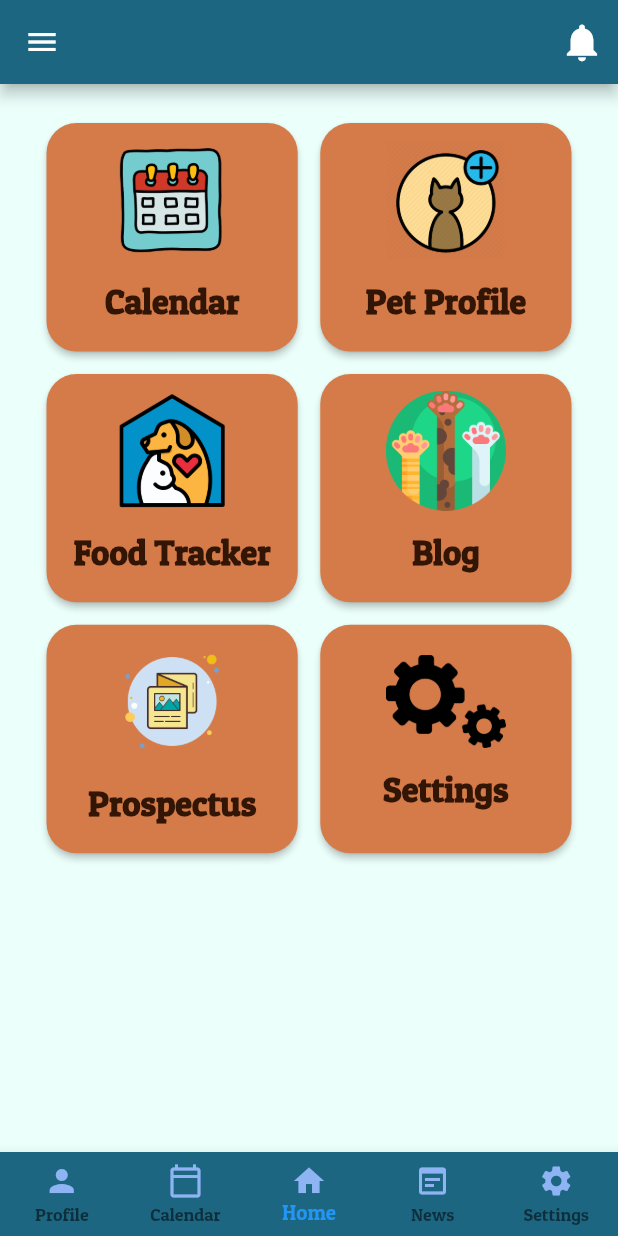
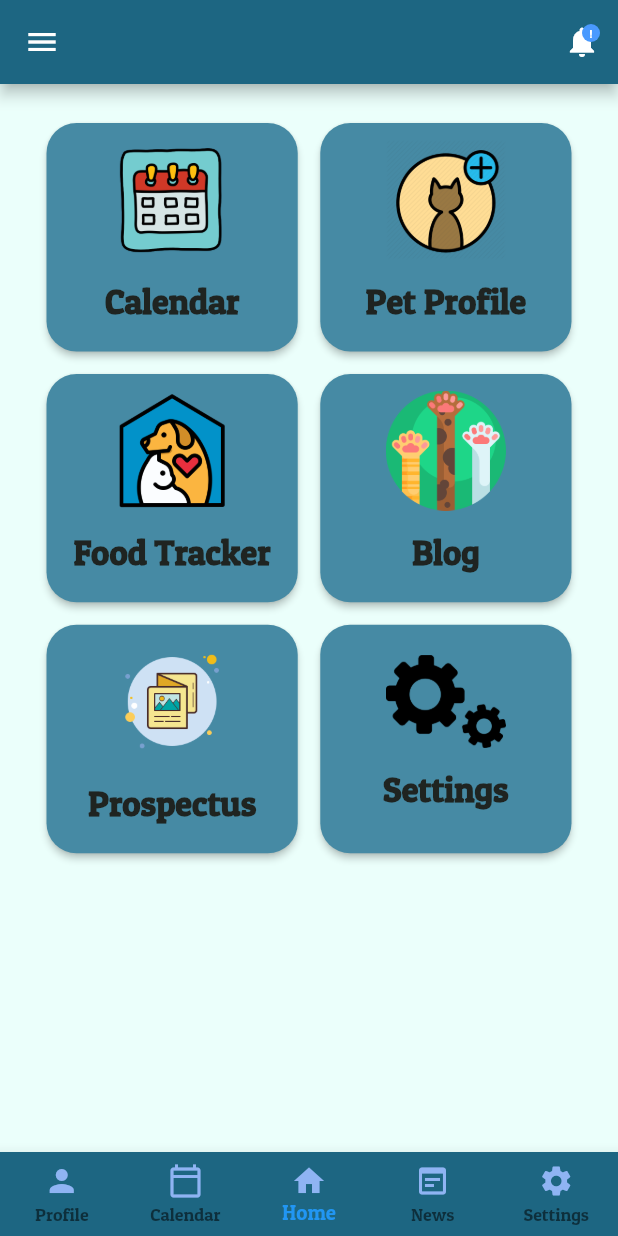
Before and after one commit to edanuroztrk/PetTracker-App, a Flutter app: the NavigationBar screen opened directly, on a phone screen of 412 x 824 dp. Run offline on Flutter 3.47's test engine with Material 2 defaults, Android fonts, the phone set to English and light mode, and no system bars; our stand-ins replace cloud_firestore, firebase_auth, firebase_core, firebase_messaging, firebase_storage, flutter_svg and 2 more; missing offline and left inert: cloud_firestore_web, firebase_auth_web, firebase_core_web, firebase_image, firebase_storage_web, google_sign_in_web and 1 more; accounts and stored records are empty; project files that could hold a hidden picture were left out.

Commit message:
notifications completed
notifications completed,added to the application.
my work done with the project.

```diff
--- a/lib/Screens/HomePage/components/NavigationBar.dart
+++ b/lib/Screens/HomePage/components/NavigationBar.dart
@@ -1,3 +1,4 @@
+
 import 'package:flutter/material.dart';
 import 'package:petTracker/Screens/Calendar/components/body.dart';
 import 'package:petTracker/Screens/HomePage/components/notificationsPage.dart';
@@ -6,7 +7,6 @@ import 'package:petTracker/Screens/PetProfile/components/body.dart';
 import 'package:petTracker/Screens/Settings/components/body.dart';
 import 'package:petTracker/Screens/homePage/components/body.dart';
 import 'package:petTracker/SideBar.dart';
-
 
 
 class NavigationBar extends StatefulWidget {
@@ -19,6 +19,7 @@ class NavigationBar extends StatefulWidget {
 
 
 class _NavigationBarState extends State<NavigationBar > {
+
 
   static const List<Widget> _widgetOptions = <Widget>[
     profileBody(),
@@ -35,7 +36,16 @@ class _NavigationBarState extends State<NavigationBar > {
 
     });
   }
-
+  // Icon(Icons.notifications,size: 30,),
+  //
+  // onPressed: (){
+  // Navigator.push(
+  // context,
+  // MaterialPageRoute(builder: (context) => notificationsPage()),
+  // );
+  //
+  //
+  // },
 
 //nothing to do in here
   @override
@@ -48,15 +58,38 @@ class _NavigationBarState extends State<NavigationBar > {
       appBar: AppBar(
         actions: <Widget>[
           IconButton(
-            icon: Icon(Icons.notifications,size: 30,),
-            //Todo notification button aktif edilmeli
+            icon: new Stack(
+              children: <Widget>[
+                new Icon(Icons.notifications),
+                new Positioned(
+                  right: 0,
+                  child: new Container(
+                    padding: EdgeInsets.all(1),
+                    decoration: new BoxDecoration(
+                      color: Color(0xFF4A9AFF),
+                      borderRadius: BorderRadius.circular(6),
+                    ),
+                    constraints: BoxConstraints(
+                      minWidth: 12,
+                      minHeight: 12,
+                    ),
+                    child: new Text(
+                      '!',
+                      style: new TextStyle(
+                        color: Colors.white,
+                        fontSize: 8,
+                      ),
+                      textAlign: TextAlign.center,
+                    ),
+                  ),
+                )
+              ],
+            ),
             onPressed: (){
-              Navigator.push(
+            Navigator.push(
                 context,
-                MaterialPageRoute(builder: (context) => notificationsPage()),
+               MaterialPageRoute(builder: (context) => notificationsPage()),
               );
-
-
             },
           ),
 
--- a/lib/Screens/HomePage/home_page.dart
+++ b/lib/Screens/HomePage/home_page.dart
@@ -1,7 +1,6 @@
 
 import 'package:flutter/material.dart';
 import 'package:petTracker/Screens/HomePage/components/NavigationBar.dart';
-
 
 
 class home_page extends StatelessWidget {
--- a/lib/Screens/News/components/body.dart
+++ b/lib/Screens/News/components/body.dart
@@ -51,7 +51,7 @@ class _newsBody extends State<newsBody> {
                 child: Padding(
                   padding: const EdgeInsets.all(8.0),
                   child: Card(
-                    color: Color(0xDFFF6000),
+                    color: Color(0xDFFFFFFF),
                     shape: RoundedRectangleBorder(
                           borderRadius: BorderRadius.circular(10)),
                     child: Container(
--- a/lib/Screens/PetProfile/components/showPetProfile.dart
+++ b/lib/Screens/PetProfile/components/showPetProfile.dart
@@ -6,9 +6,8 @@ import 'package:firebase_storage/firebase_storage.dart'; // For File Upload To F
 import 'package:flutter/material.dart';
 import 'package:image_picker/image_picker.dart'; // For Image Picker
 import 'package:path/path.dart' as Path;
-import 'package:petTracker/Screens/PetProfile/components/body.dart';
 import 'package:petTracker/Screens/PetProfile/components/loadingSplash.dart';
-import 'package:petTracker/Screens/PetProfile/pet_profile.dart';
+
 
 
 //TODO renkler düzenlenecegi icin ugrasmadım
--- a/lib/Screens/homePage/components/dashboard.dart
+++ b/lib/Screens/homePage/components/dashboard.dart
@@ -54,7 +54,7 @@ class GridDashboard extends StatelessWidget {
           mainAxisSpacing: 15,
           children: myList.map((data) {
             return RaisedButton(
-              color: Color(0xFFD57B49), //change this into another color
+              color: Color(0xff468aa4), //change this into another color
               shape: RoundedRectangleBorder(borderRadius: BorderRadius.circular(20)),
               onPressed: (){Navigator.push(context, MaterialPageRoute(builder: (context)=> data.page));},
 
@@ -72,7 +72,7 @@ class GridDashboard extends StatelessWidget {
                   ),
                   Text(
                     data.title,
-                    style: TextStyle(color:Color(0xFF321505) , fontSize: 23, fontWeight: FontWeight.w600, fontFamily: "Patua"),
+                    style: TextStyle(color:Color(0xFF1F2421) , fontSize: 23, fontWeight: FontWeight.w600, fontFamily: "Patua"),
                   ),
                   SizedBox(
                     height: 8,
--- a/lib/Screens/homePage/home_page.dart
+++ b/lib/Screens/homePage/home_page.dart
@@ -1,7 +1,6 @@
 
 import 'package:flutter/material.dart';
 import 'package:petTracker/Screens/HomePage/components/NavigationBar.dart';
-
 
 
 class home_page extends StatelessWidget {
```
Also changed, not shown: lib/Screens/HomePage/components/notificationsPage.dart (+93 -39 lines), lib/Screens/homePage/components/NavigationBar.dart (+47 -14 lines).
